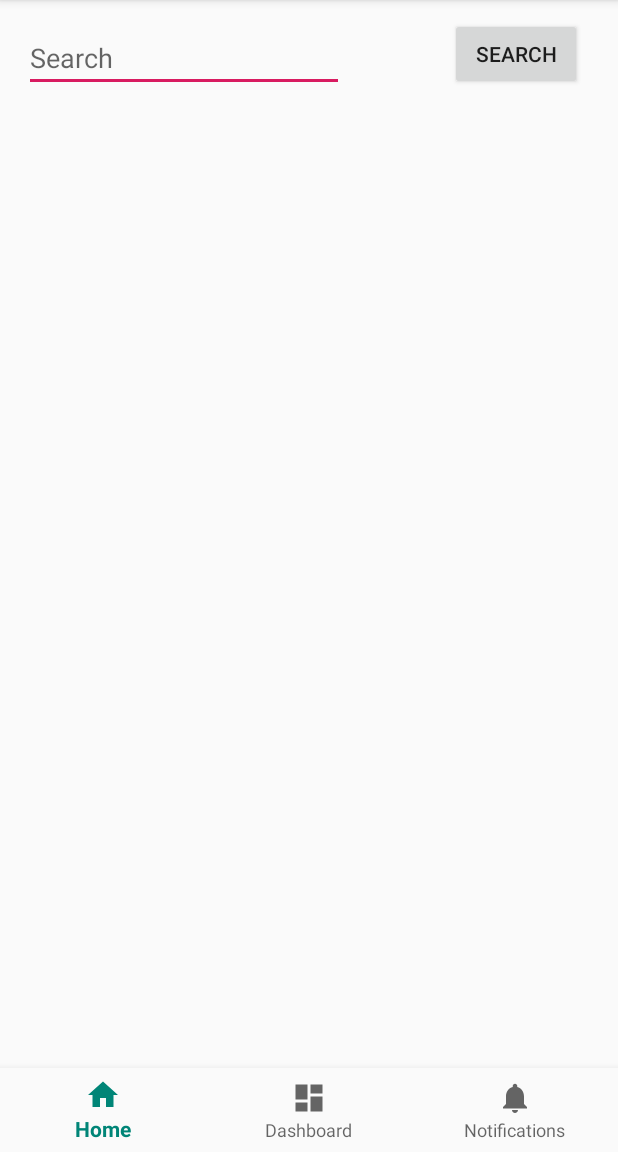
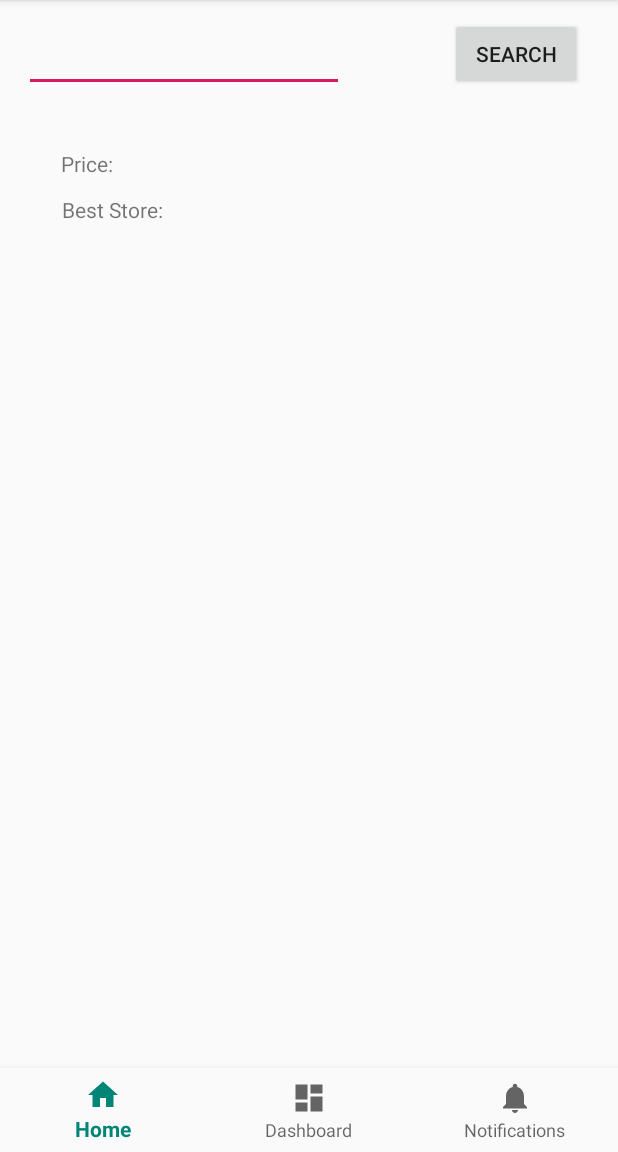
Before and after one commit to Bdoom/Shoppy, an Android app: the screen it shows after launch (MainActivity), on a phone screen of 412 x 824 dp, the part 84-1236 px from its top. Run offline under Robolectric (Android 15) with nearby library versions, the phone set to English and light mode, and no system bars.

Commit message:
Added best store and price. Tomorrow, we need to add two stores, maybe wegmens. And then compare the two for a single item.

```diff
--- a/app/build.gradle
+++ b/app/build.gradle
@@ -4,7 +4,7 @@ android {
     compileSdkVersion 28
     defaultConfig {
         applicationId "com.example.shoppy"
-        minSdkVersion 23 //15
+        minSdkVersion 26 //23 //15
         targetSdkVersion 28
         versionCode 1
         versionName "1.0"
--- a/app/src/main/java/com/example/shoppy/MainActivity.java
+++ b/app/src/main/java/com/example/shoppy/MainActivity.java
@@ -1,5 +1,6 @@
 package com.example.shoppy;
 
+import android.app.Activity;
 import android.os.Bundle;
 import android.support.design.widget.BottomNavigationView;
 import android.support.v7.app.AppCompatActivity;
@@ -26,6 +27,7 @@ import java.util.List;
 public class MainActivity extends AppCompatActivity {
 
     private TextView mTextMessage;
+    private Activity myActivity;
 
     private boolean checkPermissions() {
 
@@ -80,7 +82,7 @@ public class MainActivity extends AppCompatActivity {
         {
             List<Address> addresses = geocoder.getFromLocation(latitude, longitude, 1);
 
-            TargetRequestStoreIDTask req = new TargetRequestStoreIDTask();
+            TargetRequestStoreIDTask req = new TargetRequestStoreIDTask(myActivity);
             req.execute(addresses.get(0).getPostalCode(), "1", "5", query);
         }
         catch (IOException ex)
@@ -130,6 +132,8 @@ public class MainActivity extends AppCompatActivity {
             }
         });
 
+        myActivity = this;
+
     }
 
 }
--- a/app/src/main/java/com/example/shoppy/TargetRequestItemsTask.java
+++ b/app/src/main/java/com/example/shoppy/TargetRequestItemsTask.java
@@ -1,6 +1,8 @@
 package com.example.shoppy;
 
 import android.os.AsyncTask;
+
+import java.lang.annotation.Target;
 import java.net.HttpURLConnection;
 import java.net.URL;
 import java.io.InputStream;
@@ -13,9 +15,19 @@ import org.json.JSONArray;
 import org.json.JSONException;
 import org.json.JSONObject;
 
+import android.app.Activity;
+import android.speech.tts.TextToSpeech;
+import android.widget.TextView;
+
 public class TargetRequestItemsTask extends AsyncTask<String, String, String> {
 
     StringBuilder sb = null;
+    Activity myActivity = null;
+
+    public TargetRequestItemsTask(Activity myActivity)
+    {
+        this.myActivity = myActivity;
+    }
 
     @Override
     protected String doInBackground(String... data) {
@@ -75,7 +87,9 @@ public class TargetRequestItemsTask extends AsyncTask<String, String, String> {
                 String title = jsonItem.getString("title");
                 JSONObject jsonPrice = jsonItem.getJSONObject("price");
                 double price = jsonPrice.getDouble("current_retail");
+                TextView priceValueText = myActivity.findViewById(R.id.txtPriceActualValue);
 
+                priceValueText.setText(Double.toString(price));
             }
 
         }
--- a/app/src/main/java/com/example/shoppy/TargetRequestStoreIDTask.java
+++ b/app/src/main/java/com/example/shoppy/TargetRequestStoreIDTask.java
@@ -1,6 +1,8 @@
 package com.example.shoppy;
 
+import android.app.Activity;
 import android.os.AsyncTask;
+import android.widget.TextView;
 
 import java.io.IOException;
 import java.net.URL;
@@ -18,6 +20,13 @@ public class TargetRequestStoreIDTask extends AsyncTask<String, String, String>
 
     String id = "";
     String query = "";
+    Activity myActivity;
+
+    public TargetRequestStoreIDTask(Activity myActivity)
+    {
+        this.myActivity = myActivity;
+    }
+
 
     @Override
     protected String doInBackground(String... data) {
@@ -91,7 +100,7 @@ public class TargetRequestStoreIDTask extends AsyncTask<String, String, String>
     protected void onPostExecute(String result) {
         super.onPostExecute(result);
 
-        TargetRequestItemsTask reqItems = new TargetRequestItemsTask();
+        TargetRequestItemsTask reqItems = new TargetRequestItemsTask(myActivity);
         reqItems.execute(query, id);
 
     }
--- a/app/src/main/res/layout/activity_main.xml
+++ b/app/src/main/res/layout/activity_main.xml
@@ -26,10 +26,10 @@
         android:layout_marginStart="16dp"
         android:layout_marginTop="16dp"
         android:ems="10"
-        android:hint="@android:string/search_go"
         android:inputType="textPersonName"
         app:layout_constraintStart_toStartOf="parent"
-        app:layout_constraintTop_toTopOf="parent" />
+        app:layout_constraintTop_toTopOf="parent"
+        android:autofillHints="@android:string/search_go"/>
 
     <Button
         android:id="@+id/btnSearch"
@@ -44,4 +44,53 @@
         app:layout_constraintStart_toEndOf="@+id/txtSearch"
         app:layout_constraintTop_toTopOf="parent" />
 
+    <TextView
+        android:id="@+id/txtBestStore"
+        android:layout_width="wrap_content"
+        android:layout_height="wrap_content"
+        android:layout_marginStart="40dp"
+        android:layout_marginTop="11dp"
+        android:layout_marginEnd="302dp"
+        android:text="@string/title_best_store"
+        app:layout_constraintEnd_toEndOf="parent"
+        app:layout_constraintStart_toStartOf="parent"
+        app:layout_constraintTop_toBottomOf="@+id/txtPrice"
+        tools:text="@string/title_best_store" />
+
+    <TextView
+        android:id="@+id/txtPrice"
+        android:layout_width="wrap_content"
+        android:layout_height="wrap_content"
+        android:layout_marginStart="40dp"
+        android:layout_marginTop="38dp"
+        android:layout_marginEnd="336dp"
+        android:text="@string/title_price"
+        app:layout_constraintEnd_toEndOf="parent"
+        app:layout_constraintStart_toStartOf="parent"
+        app:layout_constraintTop_toBottomOf="@+id/txtSearch"
+        tools:text="@string/title_price" />
+
+    <TextView
+        android:id="@+id/txtPriceActualValue"
+        android:layout_width="wrap_content"
+        android:layout_height="wrap_content"
+        android:layout_marginStart="18dp"
+        android:layout_marginTop="38dp"
+        android:layout_marginEnd="260dp"
+        app:layout_constraintEnd_toEndOf="parent"
+        app:layout_constraintStart_toEndOf="@+id/txtBestStore"
+        app:layout_constraintTop_toBottomOf="@+id/txtSearch" />
+
+    <TextView
+        android:id="@+id/txtBestStoreValue"
+        android:layout_width="wrap_content"
+        android:layout_height="wrap_content"
+        android:layout_marginStart="20dp"
+        android:layout_marginTop="156dp"
+        android:layout_marginBottom="3dp"
+        app:layout_constraintBottom_toTopOf="@+id/txtSearch"
+        app:layout_constraintStart_toEndOf="@+id/txtBestStore"
+        app:layout_constraintTop_toBottomOf="@+id/txtSearch"
+        app:layout_constraintVertical_bias="0.394" />
+
 </android.support.constraint.ConstraintLayout>
--- a/app/src/main/res/values/strings.xml
+++ b/app/src/main/res/values/strings.xml
@@ -3,4 +3,6 @@
     <string name="title_home">Home</string>
     <string name="title_dashboard">Dashboard</string>
     <string name="title_notifications">Notifications</string>
+    <string name="title_best_store">Best Store: </string>
+    <string name="title_price">Price: </string>
 </resources>
```
